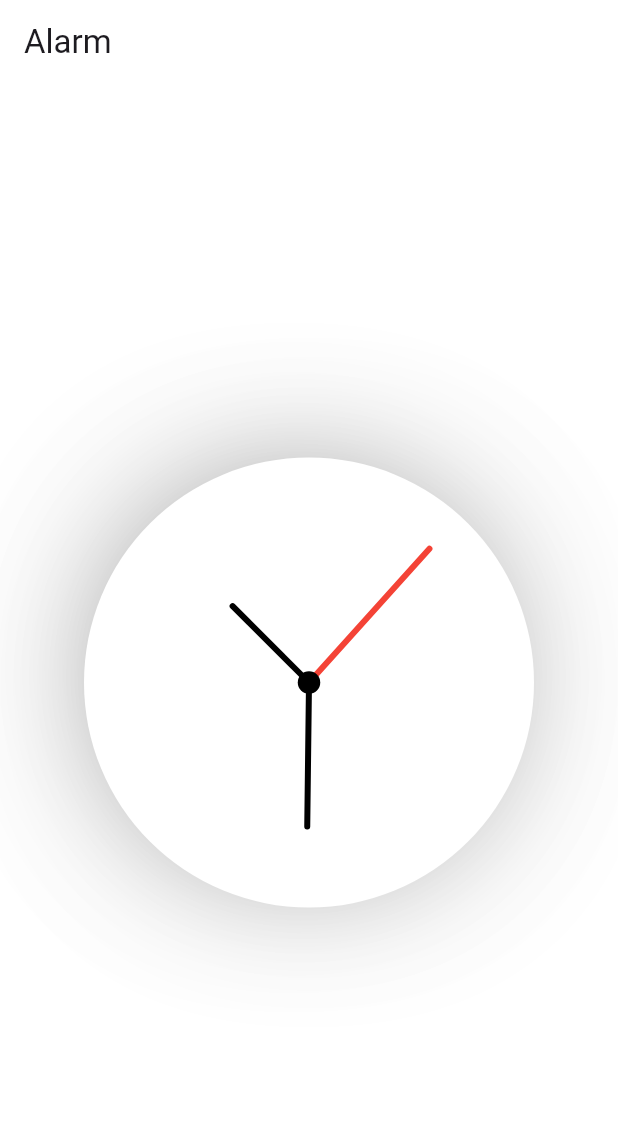
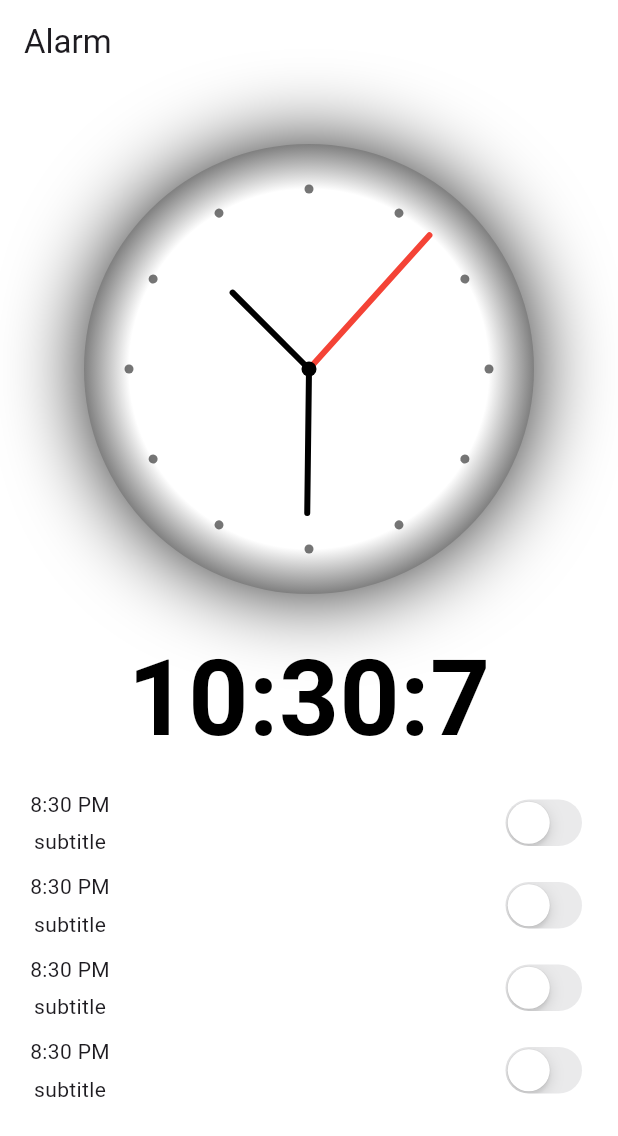
Before and after one commit to namansharma05/alarm-app, a Flutter app: the screen it shows after launch, on a phone screen of 412 x 824 dp. Shown: the top 1136 px of the screen. Run offline on Flutter 3.47's test engine with Material 3 defaults, Android fonts, the phone set to English and light mode, and no system bars.

Commit message:
digital clock and shadow

```diff
--- a/lib/main.dart
+++ b/lib/main.dart
@@ -17,7 +17,6 @@ class MyApp extends StatelessWidget {
       title: 'Alarm App',
       debugShowCheckedModeBanner: false,
       theme: ThemeData(
-        colorScheme: ColorScheme.fromSeed(seedColor: Colors.deepPurple),
         useMaterial3: true,
       ),
       home: const HomePage(),
--- a/lib/presentation/pages/home_page.dart
+++ b/lib/presentation/pages/home_page.dart
@@ -1,4 +1,5 @@
 import 'package:alarm_app/presentation/widgets/clock_body.dart';
+import 'package:alarm_app/presentation/widgets/digital_clock.dart';
 import 'package:flutter/cupertino.dart';
 import 'package:flutter/material.dart';
 
@@ -16,47 +17,50 @@ class _HomePageState extends State<HomePage> {
     return Scaffold(
       backgroundColor: Colors.white,
       appBar: AppBar(
-        backgroundColor: Colors.white,
+        forceMaterialTransparency: true,
         title: Text("Alarm"),
       ),
-      body: Center(
-        child: Column(
-          mainAxisAlignment: MainAxisAlignment.center,
-          children: [
-            ClockBody(),
-            // Expanded(
-            //   child: ListView.builder(
-            //     itemCount: 4,
-            //     itemBuilder: (context, index) {
-            //       return Container(
-            //         margin: const EdgeInsets.only(left: 20, top: 10, right: 20),
-            //         child: Row(
-            //           mainAxisAlignment: MainAxisAlignment.spaceBetween,
-            //           children: [
-            //             Column(
-            //               children: [
-            //                 Text("8:30 PM"),
-            //                 const SizedBox(
-            //                   height: 5,
-            //                 ),
-            //                 Text("subtitle")
-            //               ],
-            //             ),
-            //             CupertinoSwitch(
-            //                 value: _switchValues[index],
-            //                 onChanged: (val) {
-            //                   setState(() {
-            //                     _switchValues[index] = val;
-            //                   });
-            //                 })
-            //           ],
-            //         ),
-            //       );
-            //     },
-            //   ),
-            // ),
-          ],
-        ),
+      body: Column(
+        mainAxisAlignment: MainAxisAlignment.center,
+        crossAxisAlignment: CrossAxisAlignment.center,
+        children: [
+          ClockBody(),
+          const SizedBox(
+            height: 10,
+          ),
+          DigitalClock(),
+          Expanded(
+            child: ListView.builder(
+              itemCount: 4,
+              itemBuilder: (context, index) {
+                return Container(
+                  margin: const EdgeInsets.only(left: 20, top: 10, right: 20),
+                  child: Row(
+                    mainAxisAlignment: MainAxisAlignment.spaceBetween,
+                    children: [
+                      Column(
+                        children: [
+                          Text("8:30 PM"),
+                          const SizedBox(
+                            height: 5,
+                          ),
+                          Text("subtitle")
+                        ],
+                      ),
+                      CupertinoSwitch(
+                          value: _switchValues[index],
+                          onChanged: (val) {
+                            setState(() {
+                              _switchValues[index] = val;
+                            });
+                          })
+                    ],
+                  ),
+                );
+              },
+            ),
+          ),
+        ],
       ),
     );
   }
--- a/lib/presentation/widgets/clock_body.dart
+++ b/lib/presentation/widgets/clock_body.dart
@@ -14,18 +14,15 @@ class ClockBody extends StatelessWidget {
         height: 300,
         width: 300,
         decoration: BoxDecoration(
-            color: Colors.white,
+            gradient: RadialGradient(
+              colors: [Colors.white, Colors.white, Colors.white, Colors.black],
+              radius: 0.6,
+            ),
             boxShadow: [
               BoxShadow(
-                color: Colors.black38,
-                blurRadius: 100,
-                spreadRadius: -40,
-              ),
-              BoxShadow(
-                color: Colors.black38,
-                blurRadius: 100,
-                spreadRadius: -40,
-                offset: Offset(-10, -10),
+                color: Colors.black,
+                blurRadius: 50,
+                spreadRadius: -5,
               ),
             ],
             borderRadius: BorderRadius.circular(150)),
@@ -42,12 +39,15 @@ class ClockBody extends StatelessWidget {
               // ),
             ),
             //centerpoint
+            // CustomPaint(
+            //   painter: ClockDialPainter(clockText: ClockText.roman),
+            // ),
             new Center(
               child: new Container(
-                width: 15.0,
-                height: 15.0,
+                width: 10.0,
+                height: 10.0,
                 decoration: new BoxDecoration(
-                  shape: BoxShape.circle,
+                  borderRadius: BorderRadius.circular(100),
                   color: Colors.black,
                 ),
                 // child: ClockHands(),
--- a/lib/presentation/widgets/clock_hands.dart
+++ b/lib/presentation/widgets/clock_hands.dart
@@ -1,5 +1,6 @@
 import 'dart:async';
 
+import 'package:alarm_app/presentation/widgets/clock_tick_painter.dart';
 import 'package:alarm_app/presentation/widgets/hand_hour.dart';
 import 'package:alarm_app/presentation/widgets/hand_minute.dart';
 import 'package:alarm_app/presentation/widgets/hand_second.dart';
@@ -43,6 +44,9 @@ class _ClockHandState extends State<ClockHands> {
       child: new Stack(
         fit: StackFit.expand,
         children: [
+          CustomPaint(
+            painter: ClockDialPainter(clockText: ClockText.roman),
+          ),
           new CustomPaint(
             painter: new SecondHandPainter(
               seconds: dateTime.second,
--- a/lib/presentation/widgets/clock_tick_painter.dart
+++ b/lib/presentation/widgets/clock_tick_painter.dart
@@ -26,7 +26,7 @@ class ClockDialPainter extends CustomPainter {
           fontFamily: 'Times New Roman',
           fontSize: 15.0,
         ) {
-    tickPaint.color = Colors.grey[300]!;
+    tickPaint.color = Colors.black54!;
   }
 
   @override
--- /dev/null
+++ b/lib/presentation/widgets/digital_clock.dart
@@ -0,0 +1,52 @@
+import 'dart:async';
+
+import 'package:flutter/cupertino.dart';
+import 'package:flutter/material.dart';
+
+class DigitalClock extends StatefulWidget {
+  const DigitalClock({super.key});
+
+  @override
+  State<DigitalClock> createState() => _DigitalClockState();
+}
+
+class _DigitalClockState extends State<DigitalClock> {
+  DateTime dateTime = DateTime.now();
+  @override
+  void initState() {
+    Timer.periodic(const Duration(seconds: 1), setTime);
+    super.initState();
+  }
+
+  void setTime(Timer timer) {
+    setState(() {
+      dateTime = DateTime.now();
+    });
+  }
+
+  @override
+  Widget build(BuildContext context) {
+    return Container(
+      child: Row(
+        mainAxisAlignment: MainAxisAlignment.center,
+        children: [
+          Text(
+            "${dateTime.hour}:",
+            style: TextStyle(
+                color: Colors.black, fontWeight: FontWeight.bold, fontSize: 70),
+          ),
+          Text("${dateTime.minute}:",
+              style: TextStyle(
+                  color: Colors.black,
+                  fontWeight: FontWeight.bold,
+                  fontSize: 70)),
+          Text("${dateTime.second}",
+              style: TextStyle(
+                  color: Colors.black,
+                  fontWeight: FontWeight.bold,
+                  fontSize: 70)),
+        ],
+      ),
+    );
+  }
+}
```
